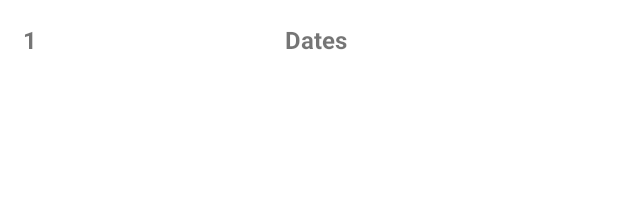
After one commit to MadPotatos/workout, an Android app: the layout item_history_row.xml on its own in the app's theme, with its tools: preview values and no code run, on a phone screen of 412 x 824 dp. The commit adds this screen. Shown: the top 222 px of the screen. Run offline under Robolectric (Android 15) with nearby library versions, the phone set to English and light mode, and no system bars.

Commit message:
fetchAll() + Item_row

```diff
--- a/app/src/main/java/com/example/workout/HistoryActivity.kt
+++ b/app/src/main/java/com/example/workout/HistoryActivity.kt
@@ -2,8 +2,11 @@ package com.example.workout
 
 import androidx.appcompat.app.AppCompatActivity
 import android.os.Bundle
+import android.util.Log
+import androidx.lifecycle.lifecycleScope
 import com.example.workout.databinding.ActivityHistoryBinding
 import com.example.workout.databinding.ActivityMainBinding
+import kotlinx.coroutines.launch
 
 class HistoryActivity : AppCompatActivity() {
     private lateinit var binding: ActivityHistoryBinding
@@ -20,6 +23,20 @@ class HistoryActivity : AppCompatActivity() {
         binding.toolbarHistoryActivity.setNavigationOnClickListener{
             onBackPressed()
         }
+        val historyDao =(application as WorkoutApp).db?.historyDao()
+        getAllDates(historyDao)
 
     }
+    private fun getAllDates(historyDao: HistoryDao?){
+        lifecycleScope.launch {
+            historyDao?.fetchAllDates()?.collect(){
+                allDatesList ->
+                for(i in allDatesList){
+                    Log.e("Date: ","" +i.date)
+                }
+            }
+        }
+    }
+
+
 }
--- a/app/src/main/java/com/example/workout/HistoryDao.kt
+++ b/app/src/main/java/com/example/workout/HistoryDao.kt
@@ -9,4 +9,7 @@ import kotlinx.coroutines.flow.Flow
         @Insert
         suspend fun insert(historyEntity: HistoryEntity)
 
+        @Query("SELECT * FROM `history-table`")
+        fun fetchAllDates():Flow<List<HistoryEntity>>
+
 }
--- /dev/null
+++ b/app/src/main/res/layout/item_history_row.xml
@@ -0,0 +1,30 @@
+<?xml version="1.0" encoding="utf-8"?>
+<LinearLayout xmlns:android="http://schemas.android.com/apk/res/android"
+    android:orientation="horizontal"
+    xmlns:tools="http://schemas.android.com/tools"
+    android:layout_width="match_parent"
+    android:layout_height="wrap_content"
+    android:id="@+id/llMain"
+    android:padding="15dp"
+    >
+    <TextView
+        android:id="@+id/tvPosition"
+        android:layout_width="wrap_content"
+        android:layout_height="wrap_content"
+        tools:text="1"
+        android:textStyle="bold"
+        android:textSize="16sp"
+      />
+    <TextView
+        android:id="@+id/tvItems"
+        android:layout_width="0dp"
+        android:layout_height="wrap_content"
+        tools:text="Dates"
+       android:gravity="center"
+        android:textStyle="bold"
+        android:textSize="16sp"
+        android:layout_weight="1"
+        />
+
+
+</LinearLayout>
```
